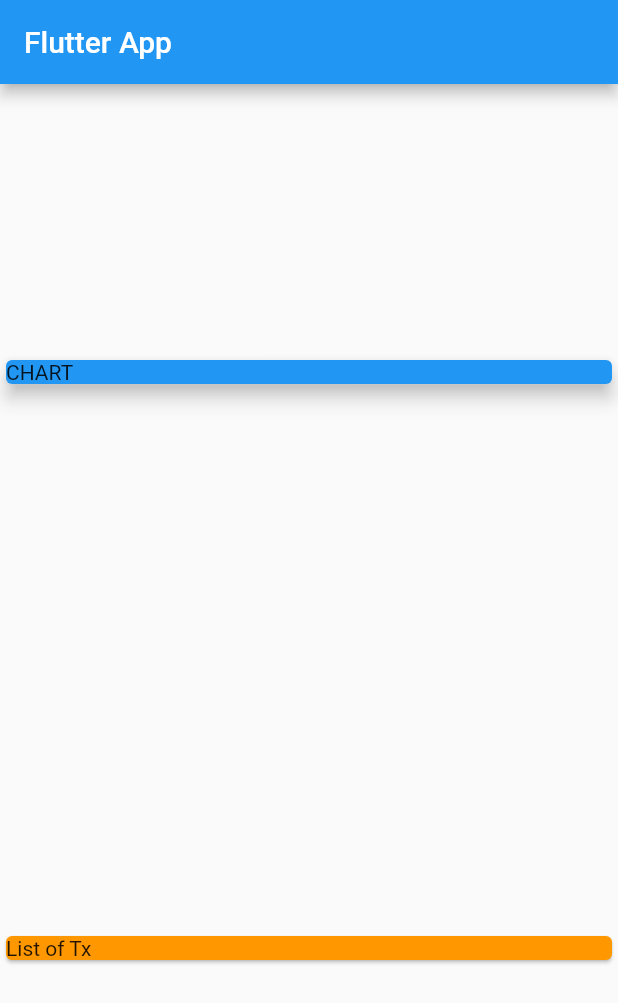
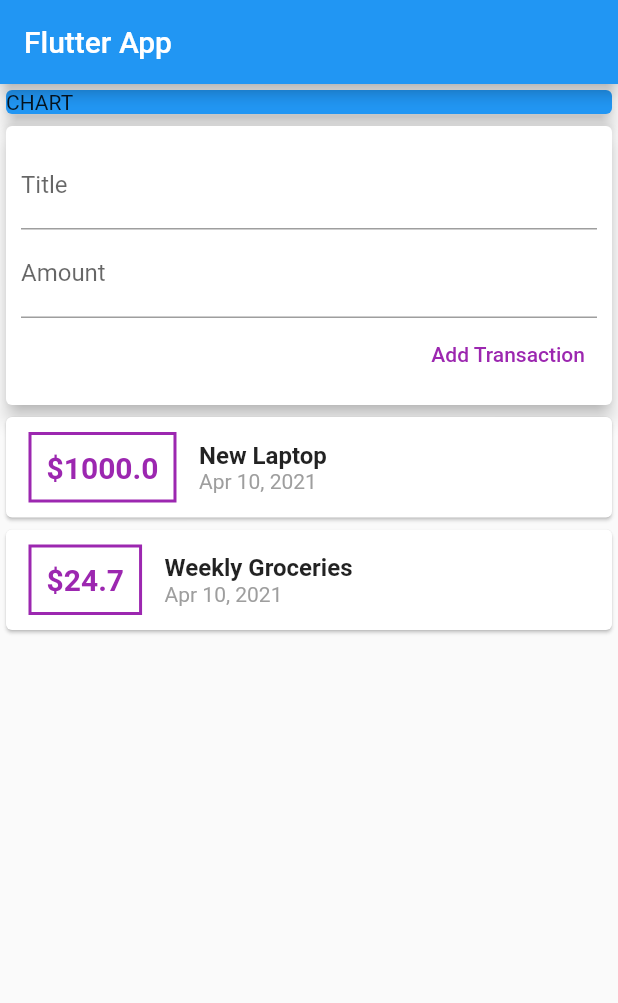
Before and after one commit to sonvotuz/Expense_Tracker, a Flutter app: the screen it shows after launch, on a phone screen of 412 x 824 dp. Shown: the top 1003 px of the screen. Run offline on Flutter 3.47's test engine with Material 2 defaults, Android fonts, the phone set to English and light mode, and no system bars.

Commit message:
Current stage of the app

```diff
--- a/lib/main.dart
+++ b/lib/main.dart
@@ -1,5 +1,5 @@
+import 'package:expense_tracker/widgets/user_transaction.dart';
 import 'package:flutter/material.dart';
-import 'package:expense_tracker/transaction.dart';
 
 void main() => runApp(MyApp());
 
@@ -14,21 +14,6 @@ class MyApp extends StatelessWidget {
 }
 
 class ExpenseTrackingApp extends StatelessWidget {
-  final List<Transaction> transactions = [
-    Transaction(
-      id: 't1',
-      title: 'New Laptop',
-      amount: 1000,
-      date: DateTime.now(),
-    ),
-    Transaction(
-      id: 't2',
-      title: 'Weekly Groceries',
-      amount: 24.7,
-      date: DateTime.now(),
-    ),
-  ];
-
   @override
   Widget build(BuildContext context) {
     return Scaffold(
@@ -36,7 +21,7 @@ class ExpenseTrackingApp extends StatelessWidget {
         title: Text('Flutter App'),
       ),
       body: Column(
-          mainAxisAlignment: MainAxisAlignment.spaceAround,
+        // mainAxisAlignment: MainAxisAlignment.start,
         crossAxisAlignment: CrossAxisAlignment.stretch,
         children: [
           Container(
@@ -47,11 +32,9 @@ class ExpenseTrackingApp extends StatelessWidget {
               elevation: 5,
             ),
           ),
-            Card(
-              color: Colors.orange,
-              child: Text('List of Tx'),
-            )
+          UserTransaction(),
         ],
-        ));
+      ),
+    );
   }
 }
--- /dev/null
+++ b/lib/widgets/new_transaction.dart
@@ -0,0 +1,42 @@
+import 'package:flutter/material.dart';
+
+class NewTransaction extends StatelessWidget {
+  // String titleInput, amountInput;
+  final titleController = TextEditingController();
+  final amountController = TextEditingController();
+  final Function addNewTransaction;
+
+  NewTransaction(this.addNewTransaction);
+
+  @override
+  Widget build(BuildContext context) {
+    return Card(
+      elevation: 5,
+      child: Container(
+        padding: EdgeInsets.all(10),
+        child: Column(crossAxisAlignment: CrossAxisAlignment.end, children: [
+          TextField(
+            decoration: InputDecoration(labelText: 'Title'),
+            controller: titleController,
+            // onChanged: (value) => titleInput = value,
+          ),
+          TextField(
+            decoration: InputDecoration(labelText: 'Amount'),
+            controller: amountController,
+            // onChanged: (value) => amountInput = value,
+          ),
+          TextButton(
+            child: Text('Add Transaction'),
+            style: TextButton.styleFrom(
+              primary: Colors.purple,
+            ),
+            onPressed: () {
+              addNewTransaction(
+                  titleController.text, double.parse(amountController.text));
+            },
+          )
+        ]),
+      ),
+    );
+  }
+}
--- /dev/null
+++ b/lib/widgets/transaction_list.dart
@@ -0,0 +1,62 @@
+import 'package:expense_tracker/models/transaction.dart';
+import 'package:flutter/material.dart';
+import 'package:intl/intl.dart';
+
+class TransactionList extends StatelessWidget {
+  final List<Transaction> transactions;
+
+  TransactionList(this.transactions);
+
+  @override
+  Widget build(BuildContext context) {
+    return Column(
+      children: transactions.map((transaction) {
+        return Card(
+          child: Row(
+            children: [
+              Container(
+                margin: EdgeInsets.symmetric(
+                  vertical: 10,
+                  horizontal: 15,
+                ),
+                decoration: BoxDecoration(
+                  border: Border.all(
+                    color: Colors.purple,
+                    width: 2,
+                  ),
+                ),
+                padding: EdgeInsets.all(10),
+                child: Text(
+                  '\$${transaction.amount.toString()}',
+                  style: TextStyle(
+                    fontWeight: FontWeight.bold,
+                    fontSize: 20,
+                    color: Colors.purple,
+                  ),
+                ),
+              ),
+              Column(
+                crossAxisAlignment: CrossAxisAlignment.start,
+                children: [
+                  Text(
+                    transaction.title,
+                    style: TextStyle(
+                      fontSize: 16,
+                      fontWeight: FontWeight.bold,
+                    ),
+                  ),
+                  Text(
+                    DateFormat.yMMMd().format(transaction.date),
+                    style: TextStyle(
+                      color: Colors.grey,
+                    ),
+                  ),
+                ],
+              )
+            ],
+          ),
+        );
+      }).toList(),
+    );
+  }
+}
--- /dev/null
+++ b/lib/widgets/user_transaction.dart
@@ -0,0 +1,46 @@
+import 'package:expense_tracker/models/transaction.dart';
+import 'package:expense_tracker/widgets/new_transaction.dart';
+import 'package:expense_tracker/widgets/transaction_list.dart';
+import 'package:flutter/material.dart';
+
+class UserTransaction extends StatefulWidget {
+  @override
+  _UserTransactionState createState() => _UserTransactionState();
+}
+
+class _UserTransactionState extends State<UserTransaction> {
+  final List<Transaction> _userTransactions = [
+    Transaction(
+      id: 't1',
+      title: 'New Laptop',
+      amount: 1000,
+      date: DateTime.now(),
+    ),
+    Transaction(
+      id: 't2',
+      title: 'Weekly Groceries',
+      amount: 24.7,
+      date: DateTime.now(),
+    ),
+  ];
+
+  void _addNewTransaction(String title, double amount) {
+    final newT = Transaction(
+        title: title,
+        amount: amount,
+        date: DateTime.now(),
+        id: DateTime.now().toString());
+
+    setState(() {
+      _userTransactions.add(newT);
+    });
+  }
+
+  @override
+  Widget build(BuildContext context) {
+    return Column(children: [
+      NewTransaction(_addNewTransaction),
+      TransactionList(_userTransactions),
+    ]);
+  }
+}
```
Also changed, not shown: lib/models/transaction.dart (renamed from lib/transaction.dart). Lines whose indentation alone changed are shown as unchanged.
